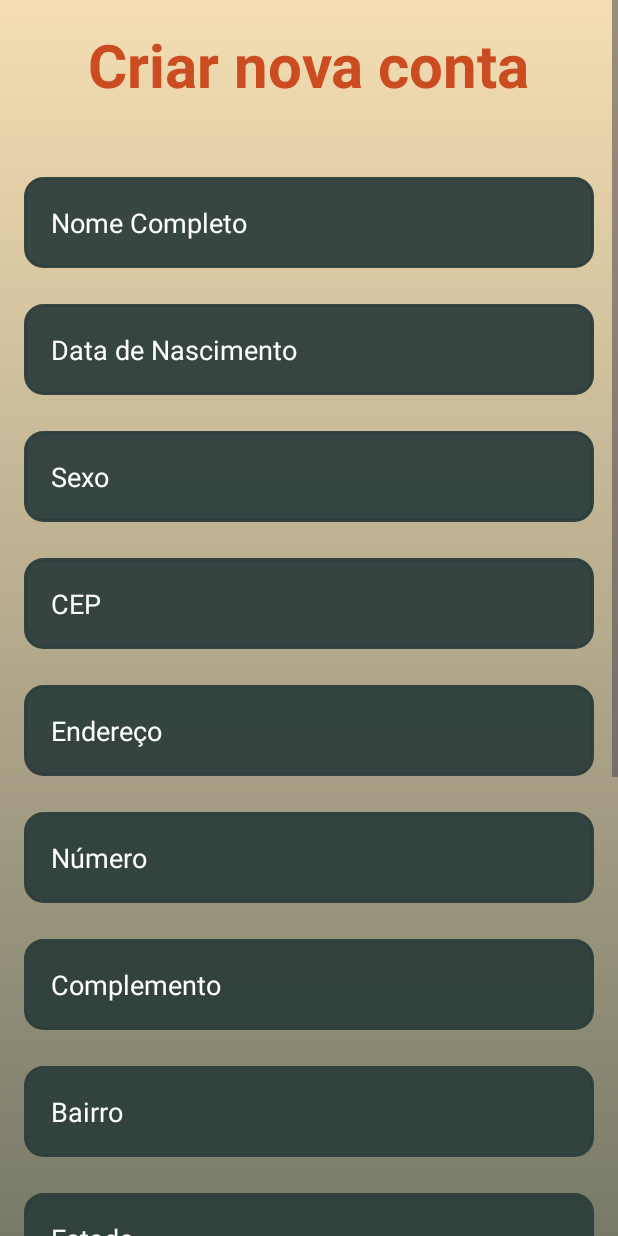
After one commit to guilherme-neves1/SafeCityApp, an Android app: the CreateAccountActivity screen opened directly, with no data from a screen before it, on a phone screen of 412 x 824 dp. The commit adds this screen. Run offline under Robolectric (Android 15) with nearby library versions, the phone set to English and light mode, and no system bars; 5 statements that could not run were skipped.

Commit message:
create register account

```diff
--- a/app/src/main/AndroidManifest.xml
+++ b/app/src/main/AndroidManifest.xml
@@ -17,6 +17,9 @@
         android:theme="@style/Theme.SafeCityApp"
         tools:targetApi="31">
         <activity
+            android:name=".CreateAccountActivity"
+            android:exported="false" />
+        <activity
             android:name=".MapsActivity"
             android:exported="false" />
         <activity
--- /dev/null
+++ b/app/src/main/java/com/example/safecityapp/CreateAccountActivity.java
@@ -0,0 +1,65 @@
+package com.example.safecityapp;
+
+import android.os.Bundle;
+import android.widget.Button;
+import android.widget.EditText;
+import android.widget.Toast;
+import androidx.appcompat.app.AppCompatActivity;
+
+public class CreateAccountActivity extends AppCompatActivity {
+
+    EditText fullNameInput, birthInput, cepInput, sexInput,
+            addressInput, numInput, complementoInput,
+            bairroInput, cidadeInput, estadoInput,
+            telefoneInput, emailInput, passwordInput,
+            confirmPasswordInput;
+    Button registerBtn;
+
+    @Override
+    protected void onCreate(Bundle savedInstanceState) {
+        super.onCreate(savedInstanceState);
+        setContentView(R.layout.activity_create_account);
+
+        // Vinculando os campos de entrada
+        fullNameInput = findViewById(R.id.fullNameInput);
+        birthInput = findViewById(R.id.birthInput);
+        cepInput = findViewById(R.id.cepInput);
+        sexInput = findViewById(R.id.sexInput);
+        addressInput = findViewById(R.id.addressInput);
+        numInput = findViewById(R.id.numInput);
+        complementoInput = findViewById(R.id.complementoInput);
+        bairroInput = findViewById(R.id.bairroInput);
+        cidadeInput = findViewById(R.id.cidadeInput);
+        estadoInput = findViewById(R.id.estadoInput);
+        telefoneInput = findViewById(R.id.telefoneInput);
+        emailInput = findViewById(R.id.emailInput);
+        passwordInput = findViewById(R.id.passwordInput);
+        confirmPasswordInput = findViewById(R.id.confirmPasswordInput);
+        registerBtn = findViewById(R.id.registerBtn);
+
+        registerBtn.setOnClickListener(v -> {
+            String fullName = fullNameInput.getText().toString();
+            String dob = dobInput.getText().toString();
+            String cep = cepInput.getText().toString();
+            String sexo = sexoInput.getText().toString();
+            String endereco = enderecoInput.getText().toString();
+            String numero = numeroInput.getText().toString();
+            String complemento = complementoInput.getText().toString();
+            String bairro = bairroInput.getText().toString();
+            String cidade = cidadeInput.getText().toString();
+            String estado = estadoInput.getText().toString();
+            String telefone = telefoneInput.getText().toString();
+            String email = emailInput.getText().toString();
+            String password = passwordInput.getText().toString();
+            String confirmPassword = confirmPasswordInput.getText().toString();
+
+            if (password.equals(confirmPassword)) {
+                // Lógica para registrar o usuário
+                Toast.makeText(CreateAccountActivity.this, "Conta criada com sucesso!", Toast.LENGTH_SHORT).show();
+                // Pode adicionar aqui a lógica para salvar os dados do usuário ou enviar para o servidor
+            } else {
+                Toast.makeText(CreateAccountActivity.this, "As senhas não coincidem!", Toast.LENGTH_SHORT).show();
+            }
+        });
+    }
+}
--- a/app/src/main/java/com/example/safecityapp/MapsActivity.java
+++ b/app/src/main/java/com/example/safecityapp/MapsActivity.java
@@ -88,8 +88,8 @@ public class MapsActivity extends AppCompatActivity implements OnMapReadyCallbac
         // Adicionar círculos transparentes
         adicionarCirculos(myMap);
 
-//        // Adicionar polígono para delimitar Guarulhos
-//        adicionarPoligonoGuarulhos(myMap);
+       // Adicionar polígono para delimitar Guarulhos
+        // adicionarPoligonoGuarulhos(myMap);
     }
 
     private void adicionarCirculos(GoogleMap googleMap) {
--- /dev/null
+++ b/app/src/main/res/layout/activity_create_account.xml
@@ -0,0 +1,229 @@
+<?xml version="1.0" encoding="utf-8"?>
+<ScrollView xmlns:android="http://schemas.android.com/apk/res/android"
+    android:layout_width="match_parent"
+    android:layout_height="match_parent">
+
+    <RelativeLayout
+        android:layout_width="match_parent"
+        android:layout_height="wrap_content"
+        android:padding="16dp"
+        android:background="@drawable/login_background">
+
+        <TextView
+            android:id="@+id/titleText"
+            android:layout_width="wrap_content"
+            android:layout_height="wrap_content"
+            android:text="Criar nova conta"
+            android:textSize="40sp"
+            android:textStyle="bold"
+            android:textColor="#CC4C21"
+            android:layout_centerHorizontal="true"
+            android:layout_marginBottom="24dp"/>
+
+        <EditText
+            android:id="@+id/fullNameInput"
+            android:layout_width="match_parent"
+            android:layout_height="wrap_content"
+            android:hint="Nome Completo"
+            android:layout_below="@id/titleText"
+            android:layout_marginTop="24dp"
+            android:textColor="@color/white"
+            android:textColorHint="@color/white"
+            android:textSize="18sp"
+            android:background="@drawable/rounded_corner"
+            android:backgroundTint="#F02D3E3C"
+            android:padding="18dp"
+            />
+
+        <EditText
+            android:id="@+id/birthInput"
+            android:layout_width="match_parent"
+            android:layout_height="wrap_content"
+            android:hint="Data de Nascimento"
+            android:layout_below="@id/fullNameInput"
+            android:layout_marginTop="24dp"
+            android:textColor="@color/white"
+            android:textColorHint="@color/white"
+            android:textSize="18sp"
+            android:background="@drawable/rounded_corner"
+            android:backgroundTint="#F02D3E3C"
+            android:padding="18dp"
+            android:inputType="date"/>
+
+        <EditText
+            android:id="@+id/sexInput"
+            android:layout_width="match_parent"
+            android:layout_height="wrap_content"
+            android:hint="Sexo"
+            android:layout_below="@+id/birthInput"
+            android:layout_marginTop="24dp"
+            android:textColor="@color/white"
+            android:textColorHint="@color/white"
+            android:textSize="18sp"
+            android:background="@drawable/rounded_corner"
+            android:backgroundTint="#F02D3E3C"
+            android:padding="18dp"/>
+
+        <EditText
+            android:id="@+id/cepInput"
+            android:layout_width="match_parent"
+            android:layout_height="wrap_content"
+            android:hint="CEP"
+            android:layout_below="@+id/sexInput"
+            android:layout_marginTop="24dp"
+            android:textColor="@color/white"
+            android:textColorHint="@color/white"
+            android:textSize="18sp"
+            android:background="@drawable/rounded_corner"
+            android:backgroundTint="#F02D3E3C"
+            android:padding="18dp"
+            android:inputType="number"/>
+
+
+        <EditText
+            android:id="@+id/addressInput"
+            android:layout_width="match_parent"
+            android:layout_height="wrap_content"
+            android:hint="Endereço"
+            android:layout_below="@id/cepInput"
+            android:layout_marginTop="24dp"
+            android:textColor="@color/white"
+            android:textColorHint="@color/white"
+            android:textSize="18sp"
+            android:background="@drawable/rounded_corner"
+            android:backgroundTint="#F02D3E3C"
+            android:padding="18dp"/>
+
+        <EditText
+            android:id="@+id/numInput"
+            android:layout_width="match_parent"
+            android:layout_height="wrap_content"
+            android:hint="Número"
+            android:layout_below="@id/addressInput"
+            android:layout_marginTop="24dp"
+            android:textColor="@color/white"
+            android:textColorHint="@color/white"
+            android:textSize="18sp"
+            android:background="@drawable/rounded_corner"
+            android:backgroundTint="#F02D3E3C"
+            android:padding="18dp"
+            android:inputType="number"/>
+
+        <EditText
+            android:id="@+id/complInput"
+            android:layout_width="match_parent"
+            android:layout_height="wrap_content"
+            android:hint="Complemento"
+            android:layout_below="@id/numInput"
+            android:layout_marginTop="24dp"
+            android:textColor="@color/white"
+            android:textColorHint="@color/white"
+            android:textSize="18sp"
+            android:background="@drawable/rounded_corner"
+            android:backgroundTint="#F02D3E3C"
+            android:padding="18dp"/>
+
+        <EditText
+            android:id="@+id/distInput"
+            android:layout_width="match_parent"
+            android:layout_height="wrap_content"
+            android:hint="Bairro"
+            android:layout_below="@id/complInput"
+            android:layout_marginTop="24dp"
+            android:textColor="@color/white"
+            android:textColorHint="@color/white"
+            android:textSize="18sp"
+            android:background="@drawable/rounded_corner"
+            android:backgroundTint="#F02D3E3C"
+            android:padding="18dp"/>
+
+
+        <EditText
+            android:id="@+id/stateInput"
+            android:layout_width="match_parent"
+            android:layout_height="wrap_content"
+            android:hint="Estado"
+            android:layout_below="@id/distInput"
+            android:layout_marginTop="24dp"
+            android:textColor="@color/white"
+            android:textColorHint="@color/white"
+            android:textSize="18sp"
+            android:background="@drawable/rounded_corner"
+            android:backgroundTint="#F02D3E3C"
+            android:padding="18dp"/>
+
+        <EditText
+            android:id="@+id/telInput"
+            android:layout_width="match_parent"
+            android:layout_height="wrap_content"
+            android:hint="Telefone"
+            android:layout_below="@id/stateInput"
+            android:layout_marginTop="24dp"
+            android:textColor="@color/white"
+            android:textColorHint="@color/white"
+            android:textSize="18sp"
+            android:background="@drawable/rounded_corner"
+            android:backgroundTint="#F02D3E3C"
+            android:padding="18dp"
+            android:inputType="phone"/>
+
+        <EditText
+            android:id="@+id/emailInput"
+            android:layout_width="match_parent"
+            android:layout_height="wrap_content"
+            android:hint="Email"
+            android:layout_below="@id/telInput"
+            android:layout_marginTop="24dp"
+            android:textColor="@color/white"
+            android:textColorHint="@color/white"
+            android:textSize="18sp"
+            android:background="@drawable/rounded_corner"
+            android:backgroundTint="#F02D3E3C"
+            android:padding="18dp"
+            android:inputType="textEmailAddress"/>
+
+        <EditText
+            android:id="@+id/passwordInput"
+            android:layout_width="match_parent"
+            android:layout_height="wrap_content"
+            android:hint="Senha"
+            android:inputType="textPassword"
+            android:layout_below="@id/emailInput"
+            android:layout_marginTop="24dp"
+            android:textColor="@color/white"
+            android:textColorHint="@color/white"
+            android:textSize="18sp"
+            android:background="@drawable/rounded_corner"
+            android:backgroundTint="#F02D3E3C"
+            android:padding="18dp"/>
+
+        <EditText
+            android:id="@+id/confirmPasswordInput"
+            android:layout_width="match_parent"
+            android:layout_height="wrap_content"
+            android:hint="Confirme sua senha"
+            android:inputType="textPassword"
+            android:layout_below="@id/passwordInput"
+            android:layout_marginTop="24dp"
+            android:textColor="@color/white"
+            android:textColorHint="@color/white"
+            android:textSize="18sp"
+            android:background="@drawable/rounded_corner"
+            android:backgroundTint="#F02D3E3C"
+            android:padding="18dp"/>
+
+        <Button
+            android:id="@+id/registerBtn"
+            android:layout_below="@id/confirmPasswordInput"
+            android:layout_width="match_parent"
+            android:layout_height="wrap_content"
+            android:text="Registrar"
+            android:backgroundTint="#ED764D"
+            android:textColor="#FFF"
+            android:padding="12dp"
+            android:layout_marginTop="40dp"
+            android:textSize="20sp"
+            />
+
+    </RelativeLayout>
+</ScrollView>
--- a/app/src/main/res/layout/activity_main.xml
+++ b/app/src/main/res/layout/activity_main.xml
@@ -1,4 +1,4 @@
-<?xml<?xml  version="1.0" encoding="utf-8"?>
+<?xml  version="1.0" encoding="utf-8"?>
 <RelativeLayout xmlns:android="http://schemas.android.com/apk/res/android"
     xmlns:app="http://schemas.android.com/apk/res-auto"
     xmlns:tools="http://schemas.android.com/tools"
@@ -19,7 +19,7 @@
             android:layout_width="wrap_content"
             android:layout_height="wrap_content"
             android:text="SafeCity"
-            android:textColor="@color/white"
+            android:textColor="#CC4C21"
             android:textSize="40sp"
             android:textStyle="bold"
             android:layout_marginBottom="12dp"/>
@@ -35,18 +35,18 @@
             />
 
         <EditText
+            android:id="@+id/emailInput"
             android:layout_width="match_parent"
             android:layout_height="wrap_content"
             android:layout_marginTop="32dp"
             android:hint="Digite seu email"
             android:textColor="@color/white"
             android:textColorHint="@color/white"
-            android:textSize="20sp"
+            android:textSize="18sp"
             android:background="@drawable/rounded_corner"
             android:backgroundTint="#F02D3E3C"
             android:padding="18dp"
             android:inputType="text"
-            android:id="@+id/emailInput"
             />
 
         <EditText
@@ -56,7 +56,7 @@
             android:hint="Digite sua senha"
             android:textColor="@color/white"
             android:textColorHint="@color/white"
-            android:textSize="20sp"
+            android:textSize="18sp"
             android:background="@drawable/rounded_corner"
             android:backgroundTint="#F02D3E3C"
             android:padding="18dp"
@@ -65,6 +65,7 @@
             />
 
         <Button
+            android:id="@+id/loginBtn"
             android:layout_width="match_parent"
             android:layout_height="wrap_content"
             android:text="Login"
@@ -73,7 +74,7 @@
             android:padding="12dp"
             android:layout_marginTop="32dp"
             android:textSize="20sp"
-            android:id="@+id/loginBtn"/>
+            />
 
         <TextView
             android:layout_width="wrap_content"
@@ -89,7 +90,7 @@
         <Button
             android:layout_width="match_parent"
             android:layout_height="wrap_content"
-            android:text="MAPA, teste"
+            android:text="Criar nova conta"
             android:backgroundTint="#0000"
             app:strokeWidth="2dp"
             app:strokeColor="#ED764D"
```
Also changed, not shown: app/src/main/res/drawable/red_circle.png (deleted), app/src/main/res/drawable/red_circle_50x50.png (deleted).
